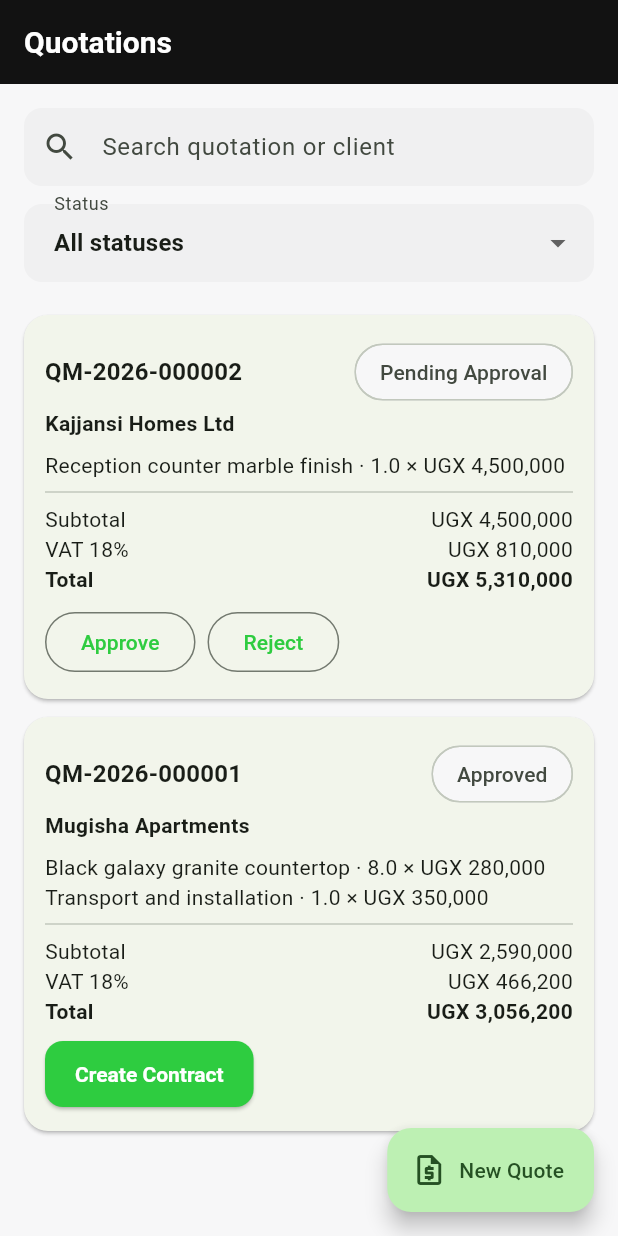
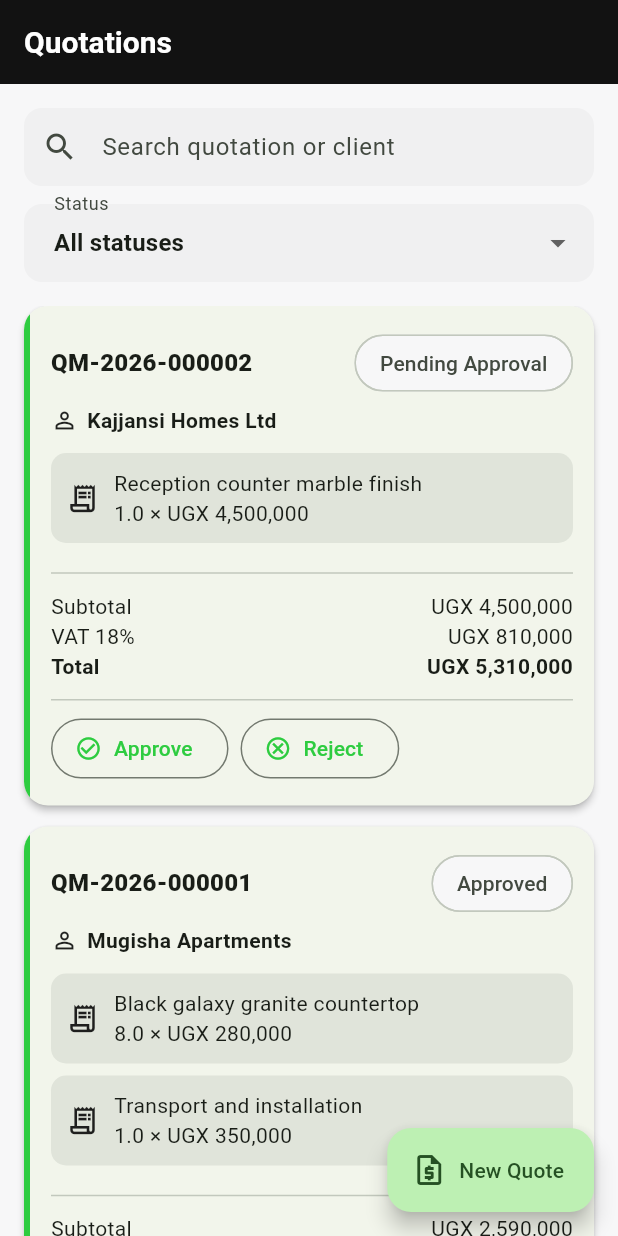
Before and after one commit to charlesk513/Quick-marble, a Flutter app: the QuotationsScreen screen opened by its route, on a phone screen of 412 x 824 dp. Run offline on Flutter 3.47's test engine with Material 3 defaults, Android fonts, the phone set to English and light mode, and no system bars; our stand-ins replace flutter_riverpod, go_router; accounts and stored records are empty.

Commit message:
Polish quotation cards and material item display

```diff
--- a/quick_marble/lib/screens/quotations/quotations_screen.dart
+++ b/quick_marble/lib/screens/quotations/quotations_screen.dart
@@ -602,6 +602,18 @@ class _QuotationCard extends ConsumerWidget {
   @override
   Widget build(BuildContext context, WidgetRef ref) {
     return Card(
+      elevation: 2,
+      margin: const EdgeInsets.only(bottom: 14),
+      clipBehavior: Clip.antiAlias,
+      child: Container(
+        decoration: BoxDecoration(
+          border: Border(
+            left: BorderSide(
+              color: Theme.of(context).colorScheme.primary,
+              width: 4,
+            ),
+          ),
+        ),
         child: Padding(
           padding: const EdgeInsets.all(14),
           child: Column(
@@ -612,23 +624,30 @@ class _QuotationCard extends ConsumerWidget {
                   Expanded(
                     child: Text(
                       quotation.number,
-                    style: Theme.of(context).textTheme.titleMedium,
+                      style: Theme.of(context).textTheme.titleMedium?.copyWith(
+                            fontWeight: FontWeight.w800,
+                          ),
                     ),
                   ),
                   Chip(label: Text(quotation.status.label)),
                 ],
               ),
-            Text(
+              const SizedBox(height: 4),
+              Row(
+                children: [
+                  const Icon(Icons.person_outline, size: 18),
+                  const SizedBox(width: 6),
+                  Expanded(
+                    child: Text(
                       quotation.clientName,
                       style: const TextStyle(fontWeight: FontWeight.w600),
                     ),
-            const SizedBox(height: 8),
-            ...quotation.items.map(
-              (item) => Text(
-                '${item.description} · ${item.quantity} × ${formatUgx(item.unitPrice)}',
                   ),
+                ],
               ),
-            const Divider(),
+              const SizedBox(height: 12),
+              ...quotation.items.map((item) => _QuotationItemView(item: item)),
+              const Divider(height: 24),
               _AmountRow(label: 'Subtotal', value: quotation.subtotal),
               _AmountRow(label: 'VAT 18%', value: quotation.vat),
               _AmountRow(
@@ -636,57 +655,140 @@ class _QuotationCard extends ConsumerWidget {
                 value: quotation.total,
                 bold: true,
               ),
+              const SizedBox(height: 12),
+              const Divider(height: 1),
               const SizedBox(height: 8),
               Wrap(
                 spacing: 8,
+                runSpacing: 6,
                 children: [
                   if (quotation.status == QuotationStatus.draft)
-                  OutlinedButton(
+                    OutlinedButton.icon(
                       onPressed: onEdit,
-                    child: const Text('Edit'),
+                      icon: const Icon(Icons.edit_outlined, size: 18),
+                      label: const Text('Edit'),
                     ),
                   if (quotation.status == QuotationStatus.draft)
-                  OutlinedButton(
+                    OutlinedButton.icon(
                       onPressed: () => ref
                           .read(quotationControllerProvider.notifier)
                           .updateStatus(
                             quotation.id,
                             QuotationStatus.pendingApproval,
                           ),
-                    child: const Text('Submit'),
+                      icon: const Icon(Icons.send_outlined, size: 18),
+                      label: const Text('Submit'),
                     ),
                   if (quotation.status == QuotationStatus.pendingApproval) ...[
-                  OutlinedButton(
+                    OutlinedButton.icon(
                       onPressed: () => ref
                           .read(quotationControllerProvider.notifier)
-                        .updateStatus(quotation.id, QuotationStatus.approved),
-                    child: const Text('Approve'),
+                          .updateStatus(
+                            quotation.id,
+                            QuotationStatus.approved,
                           ),
-                  OutlinedButton(
+                      icon: const Icon(Icons.check_circle_outline, size: 18),
+                      label: const Text('Approve'),
+                    ),
+                    OutlinedButton.icon(
                       onPressed: () => ref
                           .read(quotationControllerProvider.notifier)
-                        .updateStatus(quotation.id, QuotationStatus.rejected),
-                    child: const Text('Reject'),
+                          .updateStatus(
+                            quotation.id,
+                            QuotationStatus.rejected,
+                          ),
+                      icon: const Icon(Icons.cancel_outlined, size: 18),
+                      label: const Text('Reject'),
                     ),
                   ],
                   if (quotation.status == QuotationStatus.approved)
-                  ElevatedButton(
+                    FilledButton.icon(
                       onPressed: () async {
                         await ref
                             .read(contractControllerProvider.notifier)
                             .createFromQuotation(quotation);
                         if (context.mounted) {
                           ScaffoldMessenger.of(context).showSnackBar(
-                          const SnackBar(content: Text('Contract created.')),
+                            const SnackBar(
+                              content: Text('Contract created.'),
+                            ),
                           );
                         }
                       },
-                    child: const Text('Create Contract'),
+                      icon: const Icon(Icons.assignment_outlined, size: 18),
+                      label: const Text('Create Contract'),
                     ),
                 ],
               ),
             ],
           ),
+        ),
+      ),
+    );
+  }
+}
+
+class _QuotationItemView extends StatelessWidget {
+  final QuotationItem item;
+
+  const _QuotationItemView({required this.item});
+
+  @override
+  Widget build(BuildContext context) {
+    if (item.type == QuotationItemType.material) {
+      return Container(
+        width: double.infinity,
+        margin: const EdgeInsets.only(bottom: 8),
+        padding: const EdgeInsets.all(10),
+        decoration: BoxDecoration(
+          color: Theme.of(context).colorScheme.surfaceContainerHighest,
+          borderRadius: BorderRadius.circular(10),
+        ),
+        child: Row(
+          crossAxisAlignment: CrossAxisAlignment.start,
+          children: [
+            const Icon(Icons.square_foot, size: 22),
+            const SizedBox(width: 10),
+            Expanded(
+              child: Column(
+                crossAxisAlignment: CrossAxisAlignment.start,
+                children: [
+                  Text(
+                    item.materialName ?? item.description,
+                    style: const TextStyle(fontWeight: FontWeight.w700),
+                  ),
+                  const SizedBox(height: 3),
+                  Text(
+                    'Width: ${item.widthCm?.toStringAsFixed(0) ?? '-'}cm · '
+                    'Length: ${item.lengthCm?.toStringAsFixed(0) ?? '-'}cm',
+                  ),
+                  Text('Calculated: ${formatUgx(item.unitPrice)}'),
+                ],
+              ),
+            ),
+          ],
+        ),
+      );
+    }
+
+    return Container(
+      width: double.infinity,
+      margin: const EdgeInsets.only(bottom: 8),
+      padding: const EdgeInsets.all(10),
+      decoration: BoxDecoration(
+        color: Theme.of(context).colorScheme.surfaceContainerHighest,
+        borderRadius: BorderRadius.circular(10),
+      ),
+      child: Row(
+        children: [
+          const Icon(Icons.receipt_long_outlined, size: 22),
+          const SizedBox(width: 10),
+          Expanded(
+            child: Text(
+              '${item.description}\n${item.quantity} × ${formatUgx(item.unitPrice)}',
+            ),
+          ),
+        ],
       ),
     );
   }
```
Lines whose indentation alone changed are shown as unchanged.
